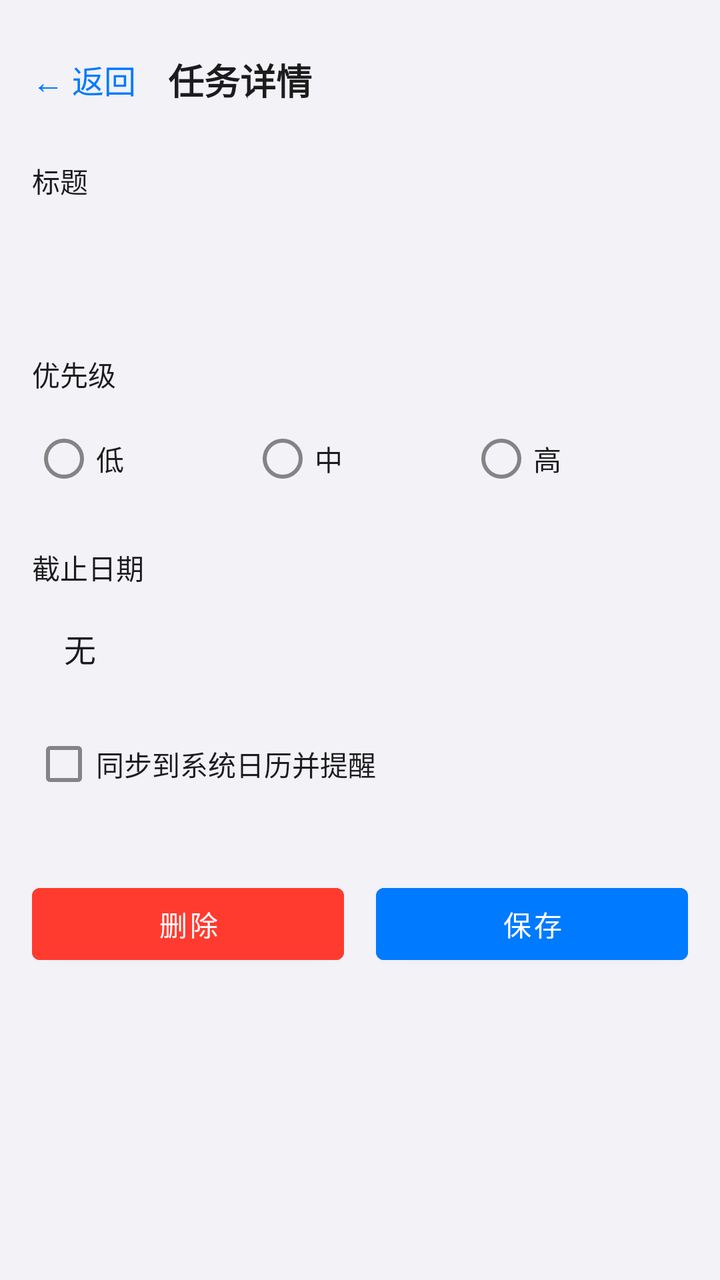
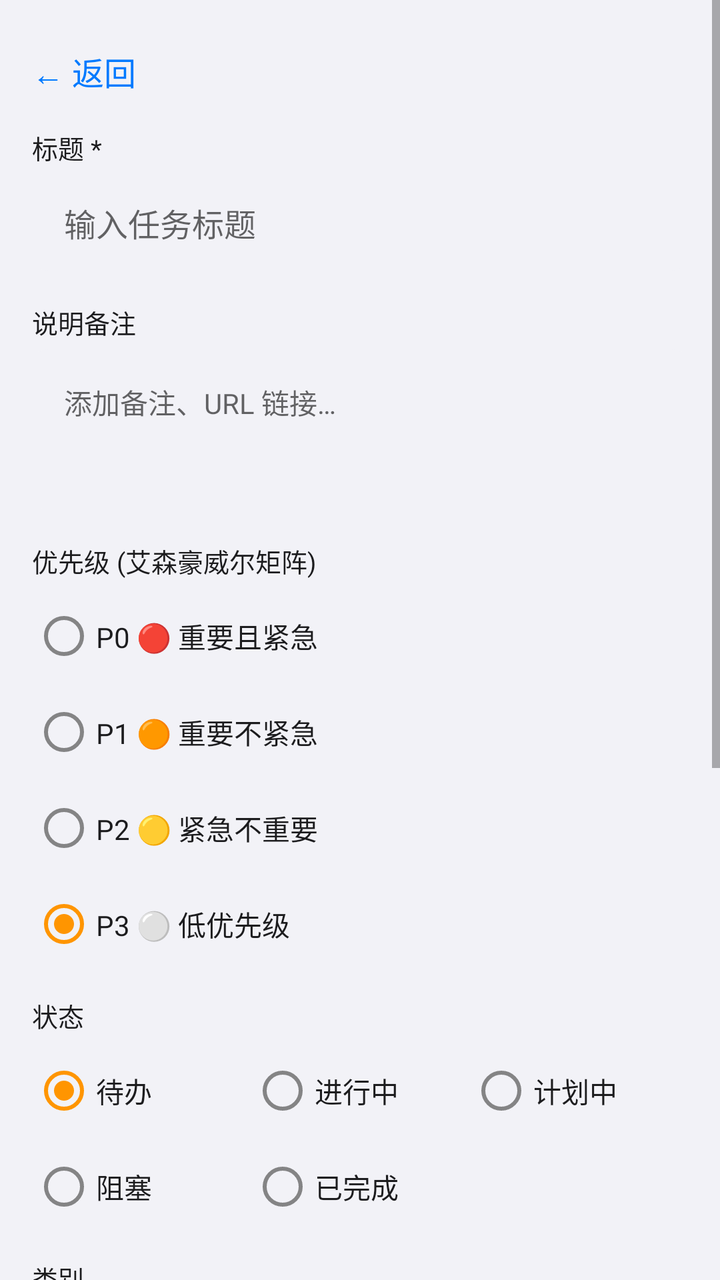

Two renders of the same Android screen: before a commit and after it. Below are the layout's source before the change and the commit's diff.
<!-- AndroidManifest.xml: application theme Theme.TodoApp -->
<!-- res/layout/activity_task_detail.xml -->
<?xml version="1.0" encoding="utf-8"?>
<ScrollView xmlns:android="http://schemas.android.com/apk/res/android"
    android:layout_width="match_parent"
    android:layout_height="match_parent"
    android:background="?attr/colorBackground">

    <LinearLayout
        android:layout_width="match_parent"
        android:layout_height="wrap_content"
        android:orientation="vertical"
        android:padding="16dp">

        
        <LinearLayout
            android:layout_width="match_parent"
            android:layout_height="48dp"
            android:gravity="center_vertical"
            android:orientation="horizontal">

            <TextView
                android:id="@+id/backButton"
                android:layout_width="wrap_content"
                android:layout_height="match_parent"
                android:gravity="center_vertical"
                android:paddingEnd="16dp"
                android:text="← 返回"
                android:textColor="@color/colorPrimary"
                android:textSize="16sp" />

            <TextView
                android:layout_width="wrap_content"
                android:layout_height="wrap_content"
                android:text="任务详情"
                android:textColor="?attr/colorOnSurface"
                android:textSize="18sp"
                android:textStyle="bold" />
        </LinearLayout>

        
        <TextView
            android:layout_width="wrap_content"
            android:layout_height="wrap_content"
            android:layout_marginTop="16dp"
            android:text="标题"
            android:textColor="?attr/colorOnSurface"
            android:textSize="14sp" />

        <EditText
            android:id="@+id/titleInput"
            android:layout_width="match_parent"
            android:layout_height="48dp"
            android:layout_marginTop="8dp"
            android:background="@drawable/bg_input"
            android:importantForAutofill="no"
            android:inputType="text"
            android:paddingHorizontal="16dp"
            android:textColor="?attr/colorOnSurface"
            android:textSize="16sp" />

        
        <TextView
            android:layout_width="wrap_content"
            android:layout_height="wrap_content"
            android:layout_marginTop="20dp"
            android:text="优先级"
            android:textColor="?attr/colorOnSurface"
            android:textSize="14sp" />

        <RadioGroup
            android:id="@+id/priorityGroup"
            android:layout_width="match_parent"
            android:layout_height="wrap_content"
            android:layout_marginTop="8dp"
            android:orientation="horizontal">

            <RadioButton
                android:id="@+id/radioLow"
                android:layout_width="0dp"
                android:layout_height="wrap_content"
                android:layout_weight="1"
                android:text="低"
                android:textColor="?attr/colorOnSurface" />

            <RadioButton
                android:id="@+id/radioMedium"
                android:layout_width="0dp"
                android:layout_height="wrap_content"
                android:layout_weight="1"
                android:text="中"
                android:textColor="?attr/colorOnSurface" />

            <RadioButton
                android:id="@+id/radioHigh"
                android:layout_width="0dp"
                android:layout_height="wrap_content"
                android:layout_weight="1"
                android:text="高"
                android:textColor="?attr/colorOnSurface" />
        </RadioGroup>

        
        <TextView
            android:layout_width="wrap_content"
            android:layout_height="wrap_content"
            android:layout_marginTop="20dp"
            android:text="截止日期"
            android:textColor="?attr/colorOnSurface"
            android:textSize="14sp" />

        <LinearLayout
            android:id="@+id/dueDateContainer"
            android:layout_width="match_parent"
            android:layout_height="44dp"
            android:layout_marginTop="8dp"
            android:background="@drawable/bg_input"
            android:clickable="true"
            android:focusable="true"
            android:gravity="center_vertical"
            android:paddingHorizontal="16dp">

            <TextView
                android:id="@+id/dueDateText"
                android:layout_width="wrap_content"
                android:layout_height="wrap_content"
                android:text="无"
                android:textColor="?attr/colorOnSurface"
                android:textSize="16sp" />
        </LinearLayout>

        
        <CheckBox
            android:id="@+id/syncCalendarCheck"
            android:layout_width="match_parent"
            android:layout_height="48dp"
            android:layout_marginTop="12dp"
            android:text="同步到系统日历并提醒"
            android:textColor="?attr/colorOnSurface" />

        
        <LinearLayout
            android:layout_width="match_parent"
            android:layout_height="wrap_content"
            android:layout_marginTop="32dp"
            android:orientation="horizontal">

            <Button
                android:id="@+id/deleteButton"
                android:layout_width="0dp"
                android:layout_height="48dp"
                android:layout_marginEnd="8dp"
                android:layout_weight="1"
                android:backgroundTint="#FF3B30"
                android:text="删除"
                android:textColor="@android:color/white" />

            <Button
                android:id="@+id/saveButton"
                android:layout_width="0dp"
                android:layout_height="48dp"
                android:layout_marginStart="8dp"
                android:layout_weight="1"
                android:backgroundTint="@color/colorPrimary"
                android:text="保存"
                android:textColor="@android:color/white" />
        </LinearLayout>

    </LinearLayout>

</ScrollView>
<!-- resources referenced by this layout -->
<resources>
  <color name="colorPrimary">#007AFF</color>
  <!-- drawable bg_input (drawable) -->
  <?xml version="1.0" encoding="utf-8"?>
  <shape xmlns:android="http://schemas.android.com/apk/res/android">
      <solid android:color="#F2F2F7" />
      <corners android:radius="8dp" />
  </shape>
  <style name="Theme.TodoApp" parent="Theme.MaterialComponents.Light.NoActionBar">
          <item name="colorPrimary">@color/colorPrimary</item>
          <item name="colorPrimaryVariant">@color/colorPrimaryDark</item>
          <item name="colorOnPrimary">@android:color/white</item>
          <item name="colorSecondary">@color/colorAccent</item>
          <item name="colorBackground">#F2F2F7</item>
          <item name="colorSurface">@android:color/white</item>
          <item name="colorOnSurface">#1C1C1E</item>
          <item name="android:statusBarColor">@android:color/white</item>
          <item name="android:navigationBarColor">@android:color/white</item>
          <item name="android:windowLightStatusBar">true</item>
      </style>
  <color name="colorPrimaryDark">#0066D6</color>
  <color name="colorAccent">#FF9500</color>
</resources>

<!-- the commit's change to res/layout/activity_task_detail.xml (unified diff, before → after) -->
@@ -11,159 +11,208 @@
         android:padding="16dp">
 
         
-        <LinearLayout
-            android:layout_width="match_parent"
-            android:layout_height="48dp"
+        <TextView android:id="@+id/backButton"
+            android:layout_width="wrap_content" android:layout_height="40dp"
             android:gravity="center_vertical"
+            android:text="← 返回" android:textColor="@color/colorPrimary"
+            android:textSize="16sp" />
+
+        
+        <TextView android:layout_width="wrap_content" android:layout_height="wrap_content"
+            android:layout_marginTop="8dp" android:text="标题 *"
+            android:textColor="?attr/colorOnSurface" android:textSize="13sp" />
+        <EditText android:id="@+id/titleInput"
+            android:layout_width="match_parent" android:layout_height="48dp"
+            android:layout_marginTop="4dp"
+            android:background="@drawable/bg_input"
+            android:importantForAutofill="no" android:inputType="text"
+            android:paddingHorizontal="16dp"
+            android:textColor="?attr/colorOnSurface" android:textSize="16sp"
+            android:hint="输入任务标题" />
+
+        
+        <TextView android:layout_width="wrap_content" android:layout_height="wrap_content"
+            android:layout_marginTop="16dp" android:text="说明备注"
+            android:textColor="?attr/colorOnSurface" android:textSize="13sp" />
+        <EditText android:id="@+id/descInput"
+            android:layout_width="match_parent" android:layout_height="80dp"
+            android:layout_marginTop="4dp"
+            android:background="@drawable/bg_input"
+            android:gravity="top"
+            android:importantForAutofill="no"
+            android:inputType="textMultiLine"
+            android:padding="16dp"
+            android:textColor="?attr/colorOnSurface" android:textSize="14sp"
+            android:hint="添加备注、URL 链接…" />
+
+        
+        <TextView android:layout_width="wrap_content" android:layout_height="wrap_content"
+            android:layout_marginTop="16dp" android:text="优先级 (艾森豪威尔矩阵)"
+            android:textColor="?attr/colorOnSurface" android:textSize="13sp" />
+
+        <RadioGroup android:id="@+id/priorityGroup"
+            android:layout_width="match_parent" android:layout_height="wrap_content"
+            android:layout_marginTop="4dp" android:orientation="vertical">
+
+            <RadioButton android:id="@+id/radioP0" android:layout_width="match_parent"
+                android:layout_height="wrap_content"
+                android:text="P0 🔴 重要且紧急" android:textColor="?attr/colorOnSurface" />
+            <RadioButton android:id="@+id/radioP1" android:layout_width="match_parent"
+                android:layout_height="wrap_content"
+                android:text="P1 🟠 重要不紧急" android:textColor="?attr/colorOnSurface" />
+            <RadioButton android:id="@+id/radioP2" android:layout_width="match_parent"
+                android:layout_height="wrap_content"
+                android:text="P2 🟡 紧急不重要" android:textColor="?attr/colorOnSurface" />
+            <RadioButton android:id="@+id/radioP3" android:layout_width="match_parent"
+                android:layout_height="wrap_content"
+                android:text="P3 ⚪ 低优先级" android:textColor="?attr/colorOnSurface"
+                android:checked="true" />
+        </RadioGroup>
+
+        
+        <TextView android:layout_width="wrap_content" android:layout_height="wrap_content"
+            android:layout_marginTop="12dp" android:text="状态"
+            android:textColor="?attr/colorOnSurface" android:textSize="13sp" />
+
+        <RadioGroup android:id="@+id/statusGroup"
+            android:layout_width="match_parent" android:layout_height="wrap_content"
+            android:layout_marginTop="4dp" android:orientation="horizontal">
+
+            <RadioButton android:id="@+id/statusTodo" android:layout_width="0dp"
+                android:layout_height="wrap_content" android:layout_weight="1"
+                android:text="待办" android:textColor="?attr/colorOnSurface" android:checked="true" />
+            <RadioButton android:id="@+id/statusDoing" android:layout_width="0dp"
+                android:layout_height="wrap_content" android:layout_weight="1"
+                android:text="进行中" android:textColor="?attr/colorOnSurface" />
+            <RadioButton android:id="@+id/statusPlanned" android:layout_width="0dp"
+                android:layout_height="wrap_content" android:layout_weight="1"
+                android:text="计划中" android:textColor="?attr/colorOnSurface" />
+        </RadioGroup>
+
+        <RadioGroup
+            android:layout_width="match_parent" android:layout_height="wrap_content"
             android:orientation="horizontal">
-
-            <TextView
-                android:id="@+id/backButton"
-                android:layout_width="wrap_content"
-                android:layout_height="match_parent"
-                android:gravity="center_vertical"
-                android:paddingEnd="16dp"
-                android:text="← 返回"
-                android:textColor="@color/colorPrimary"
-                android:textSize="16sp" />
-
-            <TextView
-                android:layout_width="wrap_content"
-                android:layout_height="wrap_content"
-                android:text="任务详情"
-                android:textColor="?attr/colorOnSurface"
-                android:textSize="18sp"
-                android:textStyle="bold" />
-        </LinearLayout>
-
-        
-        <TextView
-            android:layout_width="wrap_content"
-            android:layout_height="wrap_content"
-            android:layout_marginTop="16dp"
-            android:text="标题"
+            <RadioButton android:id="@+id/statusBlocked" android:layout_width="0dp"
+                android:layout_height="wrap_content" android:layout_weight="1"
+                android:text="阻塞" android:textColor="?attr/colorOnSurface" />
+            <RadioButton android:id="@+id/statusDone" android:layout_width="0dp"
+                android:layout_height="wrap_content" android:layout_weight="1"
+                android:text="已完成" android:textColor="?attr/colorOnSurface" />
+            <View android:layout_width="0dp" android:layout_height="1dp" android:layout_weight="1" />
+        </RadioGroup>
+
+        
+        <TextView android:layout_width="wrap_content" android:layout_height="wrap_content"
+            android:layout_marginTop="12dp" android:text="类别"
+            android:textColor="?attr/colorOnSurface" android:textSize="13sp" />
+
+        <Spinner android:id="@+id/categorySpinner"
+            android:layout_width="match_parent" android:layout_height="44dp"
+            android:layout_marginTop="4dp"
+            android:background="@drawable/bg_input"
+            android:paddingHorizontal="8dp" />
+
+        <EditText android:id="@+id/customTagInput"
+            android:layout_width="match_parent" android:layout_height="44dp"
+            android:layout_marginTop="4dp"
+            android:background="@drawable/bg_input"
+            android:paddingHorizontal="16dp"
+            android:hint="自定义标签名称"
             android:textColor="?attr/colorOnSurface"
-            android:textSize="14sp" />
-
-        <EditText
-            android:id="@+id/titleInput"
-            android:layout_width="match_parent"
-            android:layout_height="48dp"
+            android:visibility="gone" />
+
+        
+        <TextView android:layout_width="wrap_content" android:layout_height="wrap_content"
+            android:layout_marginTop="12dp" android:text="截止日期与时间"
+            android:textColor="?attr/colorOnSurface" android:textSize="13sp" />
+
+        <LinearLayout android:id="@+id/dueDateContainer"
+            android:layout_width="match_parent" android:layout_height="44dp"
+            android:layout_marginTop="4dp"
+            android:background="@drawable/bg_input"
+            android:clickable="true" android:focusable="true"
+            android:gravity="center_vertical" android:paddingHorizontal="16dp">
+
+            <TextView android:id="@+id/dueDateText"
+                android:layout_width="wrap_content" android:layout_height="wrap_content"
+                android:text="点击设置" android:textColor="?attr/colorOnSurface"
+                android:textSize="15sp" />
+        </LinearLayout>
+
+        
+        <TextView android:layout_width="wrap_content" android:layout_height="wrap_content"
+            android:layout_marginTop="12dp" android:text="重复提醒"
+            android:textColor="?attr/colorOnSurface" android:textSize="13sp" />
+
+        <Spinner android:id="@+id/repeatSpinner"
+            android:layout_width="match_parent" android:layout_height="44dp"
+            android:layout_marginTop="4dp"
+            android:background="@drawable/bg_input"
+            android:paddingHorizontal="8dp" />
+
+        <LinearLayout android:id="@+id/repeatDaysContainer"
+            android:layout_width="match_parent" android:layout_height="wrap_content"
+            android:layout_marginTop="4dp"
+            android:orientation="vertical"
+            android:visibility="gone">
+
+            <TextView android:layout_width="wrap_content" android:layout_height="wrap_content"
+                android:text="选择星期几" android:textColor="?attr/colorOnSurface"
+                android:textSize="12sp" />
+
+            <LinearLayout android:id="@+id/repeatDaysLayout"
+                android:layout_width="match_parent" android:layout_height="wrap_content"
+                android:orientation="horizontal" />
+        </LinearLayout>
+
+        
+        <CheckBox android:id="@+id/syncCalendarCheck"
+            android:layout_width="match_parent" android:layout_height="44dp"
             android:layout_marginTop="8dp"
-            android:background="@drawable/bg_input"
-            android:importantForAutofill="no"
-            android:inputType="text"
-            android:paddingHorizontal="16dp"
-            android:textColor="?attr/colorOnSurface"
-            android:textSize="16sp" />
-
-        
-        <TextView
-            android:layout_width="wrap_content"
-            android:layout_height="wrap_content"
-            android:layout_marginTop="20dp"
-            android:text="优先级"
-            android:textColor="?attr/colorOnSurface"
-            android:textSize="14sp" />
-
-        <RadioGroup
-            android:id="@+id/priorityGroup"
-            android:layout_width="match_parent"
-            android:layout_height="wrap_content"
-            android:layout_marginTop="8dp"
-            android:orientation="horizontal">
-
-            <RadioButton
-                android:id="@+id/radioLow"
-                android:layout_width="0dp"
-                android:layout_height="wrap_content"
-                android:layout_weight="1"
-                android:text="低"
-                android:textColor="?attr/colorOnSurface" />
-
-            <RadioButton
-                android:id="@+id/radioMedium"
-                android:layout_width="0dp"
-                android:layout_height="wrap_content"
-                android:layout_weight="1"
-                android:text="中"
-                android:textColor="?attr/colorOnSurface" />
-
-            <RadioButton
-                android:id="@+id/radioHigh"
-                android:layout_width="0dp"
-                android:layout_height="wrap_content"
-                android:layout_weight="1"
-                android:text="高"
-                android:textColor="?attr/colorOnSurface" />
-        </RadioGroup>
-
-        
-        <TextView
-            android:layout_width="wrap_content"
-            android:layout_height="wrap_content"
-            android:layout_marginTop="20dp"
-            android:text="截止日期"
-            android:textColor="?attr/colorOnSurface"
-            android:textSize="14sp" />
-
-        <LinearLayout
-            android:id="@+id/dueDateContainer"
-            android:layout_width="match_parent"
-            android:layout_height="44dp"
-            android:layout_marginTop="8dp"
-            android:background="@drawable/bg_input"
-            android:clickable="true"
-            android:focusable="true"
-            android:gravity="center_vertical"
-            android:paddingHorizontal="16dp">
-
-            <TextView
-                android:id="@+id/dueDateText"
-                android:layout_width="wrap_content"
-                android:layout_height="wrap_content"
-                android:text="无"
-                android:textColor="?attr/colorOnSurface"
-                android:textSize="16sp" />
-        </LinearLayout>
-
-        
-        <CheckBox
-            android:id="@+id/syncCalendarCheck"
-            android:layout_width="match_parent"
-            android:layout_height="48dp"
-            android:layout_marginTop="12dp"
             android:text="同步到系统日历并提醒"
             android:textColor="?attr/colorOnSurface" />
 
         
+        <TextView android:layout_width="wrap_content" android:layout_height="wrap_content"
+            android:layout_marginTop="8dp" android:text="附件"
+            android:textColor="?attr/colorOnSurface" android:textSize="13sp" />
+
+        <Button android:id="@+id/attachButton"
+            android:layout_width="match_parent" android:layout_height="40dp"
+            android:layout_marginTop="4dp"
+            android:backgroundTint="@color/colorPrimary"
+            android:text="📎 添加图片附件"
+            android:textColor="@android:color/white" />
+
+        <LinearLayout android:id="@+id/attachmentContainer"
+            android:layout_width="match_parent" android:layout_height="wrap_content"
+            android:layout_marginTop="8dp"
+            android:orientation="vertical"
+            android:visibility="gone">
+
+            <ImageView android:id="@+id/attachmentPreview"
+                android:layout_width="200dp" android:layout_height="200dp"
+                android:scaleType="centerCrop" />
+        </LinearLayout>
+
+        
         <LinearLayout
-            android:layout_width="match_parent"
-            android:layout_height="wrap_content"
-            android:layout_marginTop="32dp"
-            android:orientation="horizontal">
-
-            <Button
-                android:id="@+id/deleteButton"
-                android:layout_width="0dp"
-                android:layout_height="48dp"
-                android:layout_marginEnd="8dp"
-                android:layout_weight="1"
+            android:layout_width="match_parent" android:layout_height="wrap_content"
+            android:layout_marginTop="24dp" android:orientation="horizontal">
+
+            <Button android:id="@+id/deleteButton"
+                android:layout_width="0dp" android:layout_height="48dp"
+                android:layout_marginEnd="8dp" android:layout_weight="1"
                 android:backgroundTint="#FF3B30"
-                android:text="删除"
-                android:textColor="@android:color/white" />
-
-            <Button
-                android:id="@+id/saveButton"
-                android:layout_width="0dp"
-                android:layout_height="48dp"
-                android:layout_marginStart="8dp"
-                android:layout_weight="1"
+                android:text="删除" android:textColor="@android:color/white"
+                android:visibility="gone" />
+
+            <Button android:id="@+id/saveButton"
+                android:layout_width="0dp" android:layout_height="48dp"
+                android:layout_marginStart="8dp" android:layout_weight="1"
                 android:backgroundTint="@color/colorPrimary"
-                android:text="保存"
-                android:textColor="@android:color/white" />
+                android:text="保存" android:textColor="@android:color/white" />
         </LinearLayout>
 
     </LinearLayout>
-
 </ScrollView>
